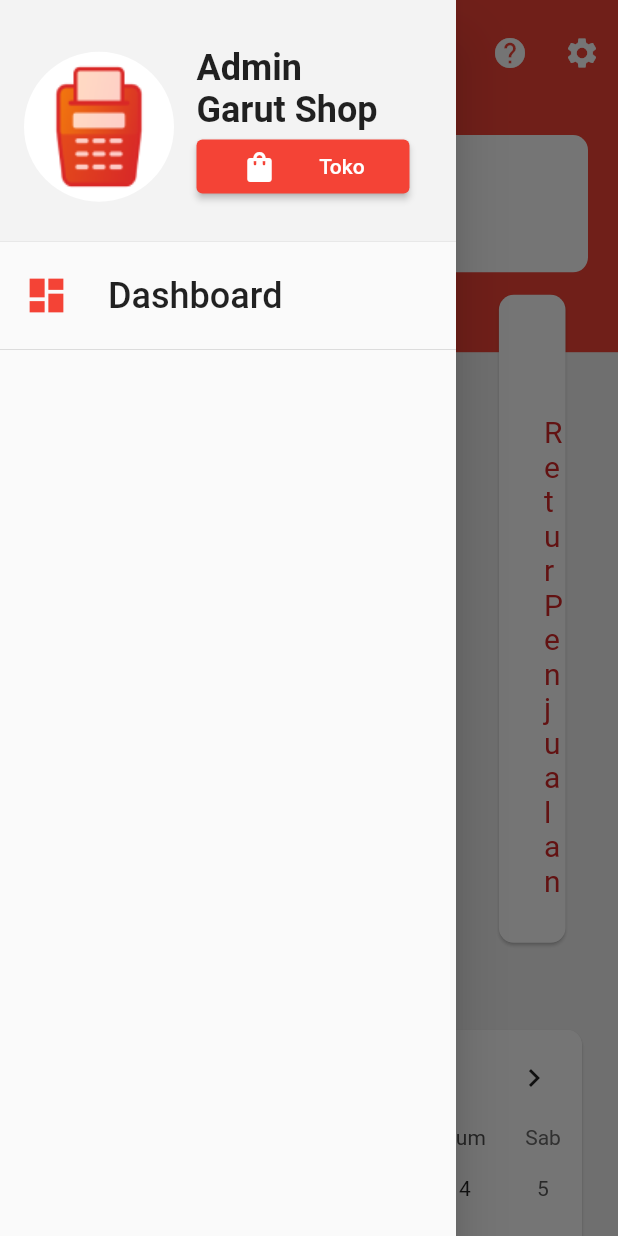
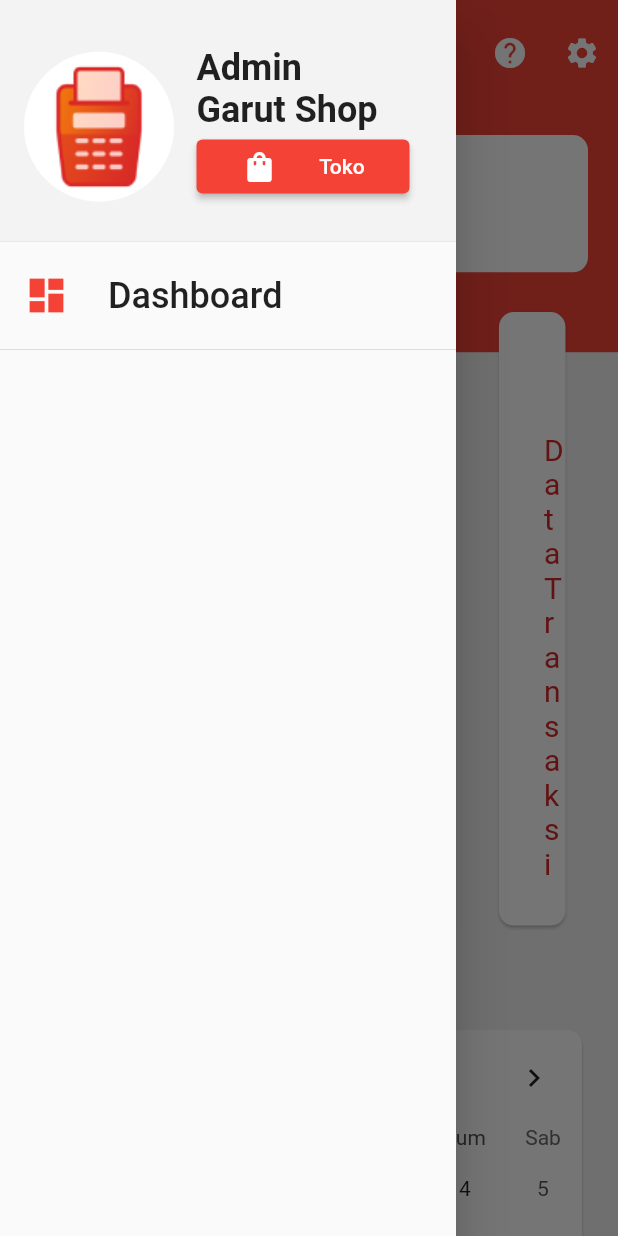
Before and after one commit to bhomank27/kasir_online, a Flutter app: the screen it shows after launch, with the side drawer open, on a phone screen of 412 x 824 dp. Run offline on Flutter 3.47's test engine with Material 2 defaults, Android fonts, the light colour scheme and no system bars; drawn by our look-alikes of table_calendar.

Commit message:
add page retur transaksi done

```diff
--- a/lib/main.dart
+++ b/lib/main.dart
@@ -23,7 +23,10 @@ class MyApp extends StatelessWidget {
       debugShowCheckedModeBanner: false,
       title: 'Kasir Online',
       theme: theme,
-      home: const DashboarScreen(),
+      initialRoute: "/",
+      routes: {
+        "/": (context) => const DashboarScreen(),
+      },
     );
   }
 }
--- a/lib/screen/dashboard_screen.dart
+++ b/lib/screen/dashboard_screen.dart
@@ -1,4 +1,5 @@
 import 'package:flutter/material.dart';
+import 'package:kasir_online/screen/retur_penjualan_screen.dart';
 import 'package:kasir_online/screen/transaksi_screen.dart';
 import 'package:kasir_online/theme/theme.dart';
 import 'package:kasir_online/widget/appbar_main.dart';
@@ -36,14 +37,14 @@ class _DashboarScreenState extends State<DashboarScreen> {
     return Scaffold(
       appBar: appbarWidget(),
       drawer: const DrawerMain(),
-      body: Stack(children: [
+      body: SingleChildScrollView(
+        child: Stack(children: [
           Container(
             color: Colors.red,
             height: size.height / 5,
             width: size.width,
           ),
-        SingleChildScrollView(
-          child: Padding(
+          Padding(
             padding: const EdgeInsets.all(20),
             child: Column(
               crossAxisAlignment: CrossAxisAlignment.start,
@@ -53,9 +54,9 @@ class _DashboarScreenState extends State<DashboarScreen> {
                 contentMain(context),
               ],
             ),
-          ),
           )
         ]),
+      ),
     );
   }
 
@@ -212,10 +213,14 @@ class subNavbar extends StatelessWidget {
   Widget build(BuildContext context) {
     return Row(
       mainAxisAlignment: MainAxisAlignment.spaceBetween,
-      children: const [
+      children: [
         ButtonDashboard(
           title: "Retur Penjualan",
           icon: "retur_penjualan.png",
+          ontap: () => Navigator.push(
+              context,
+              MaterialPageRoute(
+                  builder: (context) => const ReturPenjualanScreen())),
         ),
         ButtonDashboard(
           title: "Stok Barang",
@@ -230,8 +235,8 @@ class subNavbar extends StatelessWidget {
           icon: "produk.png",
         ),
         ButtonDashboard(
-          title: "Retur Penjualan",
-          icon: "transaksi.png",
+          title: "Data Transaksi",
+          icon: "data_transaksi.png",
         ),
       ],
     );
@@ -241,16 +246,15 @@ class subNavbar extends StatelessWidget {
 class ButtonDashboard extends StatelessWidget {
   final String? title;
   final String? icon;
-  const ButtonDashboard({super.key, this.title, this.icon});
+  void Function()? ontap;
+  ButtonDashboard({super.key, this.title, this.icon, this.ontap});
 
   @override
   Widget build(BuildContext context) {
     var style = Theme.of(context).textTheme;
     return Expanded(
       child: GestureDetector(
-        onTap: (() {
-          print("button aktif");
-        }),
+        onTap: ontap ?? () {},
         child: SizedBox(
           width: 250,
           child: Card(
--- a/lib/theme/theme.dart
+++ b/lib/theme/theme.dart
@@ -8,4 +8,8 @@ ThemeData theme = ThemeData(
     primarySwatch: Colors.red,
     primaryTextTheme: const TextTheme(headline1: TextStyle(fontSize: 24)),
     textTheme: const TextTheme(
-        headline2: TextStyle(fontSize: 20, color: Color(0xffd62828))));
+      subtitle1: TextStyle(fontSize: 16),
+      headline1: TextStyle(fontSize: 24, fontWeight: FontWeight.bold),
+      headline2: TextStyle(fontSize: 20, color: Color(0xffd62828)),
+      headline3: TextStyle(fontSize: 20),
+    ));
--- a/lib/widget/appbar_main.dart
+++ b/lib/widget/appbar_main.dart
@@ -3,7 +3,10 @@ import 'package:flutter/material.dart';
 PreferredSizeWidget? appbarWidget({String? title}) {
   return AppBar(
     toolbarHeight: 70,
-    title: Text(title ?? ""),
+    title: Text(
+      title ?? "",
+      style: TextStyle(fontSize: 24),
+    ),
     elevation: 0,
     actions: [
       IconButton(onPressed: () {}, icon: const Icon(Icons.help)),
--- a/lib/widget/drawer_main.dart
+++ b/lib/widget/drawer_main.dart
@@ -51,13 +51,15 @@ class DrawerMain extends StatelessWidget {
               )
             ],
           )),
-      const ListTile(
-        leading: Icon(
+      ListTile(
+        onTap: () =>
+            Navigator.pushNamedAndRemoveUntil(context, "/", (route) => false),
+        leading: const Icon(
           Icons.dashboard,
           size: 30,
           color: Colors.red,
         ),
-        title: Text("Dashboard", style: TextStyle(fontSize: 24)),
+        title: const Text("Dashboard", style: TextStyle(fontSize: 24)),
       ),
       const Divider(),
     ]));
```
Also changed, not shown: lib/screen/retur_penjualan_screen.dart (added, +250 -0 lines), lib/screen/transaksi_screen.dart (+27 -66 lines), lib/widget/dialog_form_retur.dart (added), 2 other files. Lines whose indentation alone changed are shown as unchanged.
